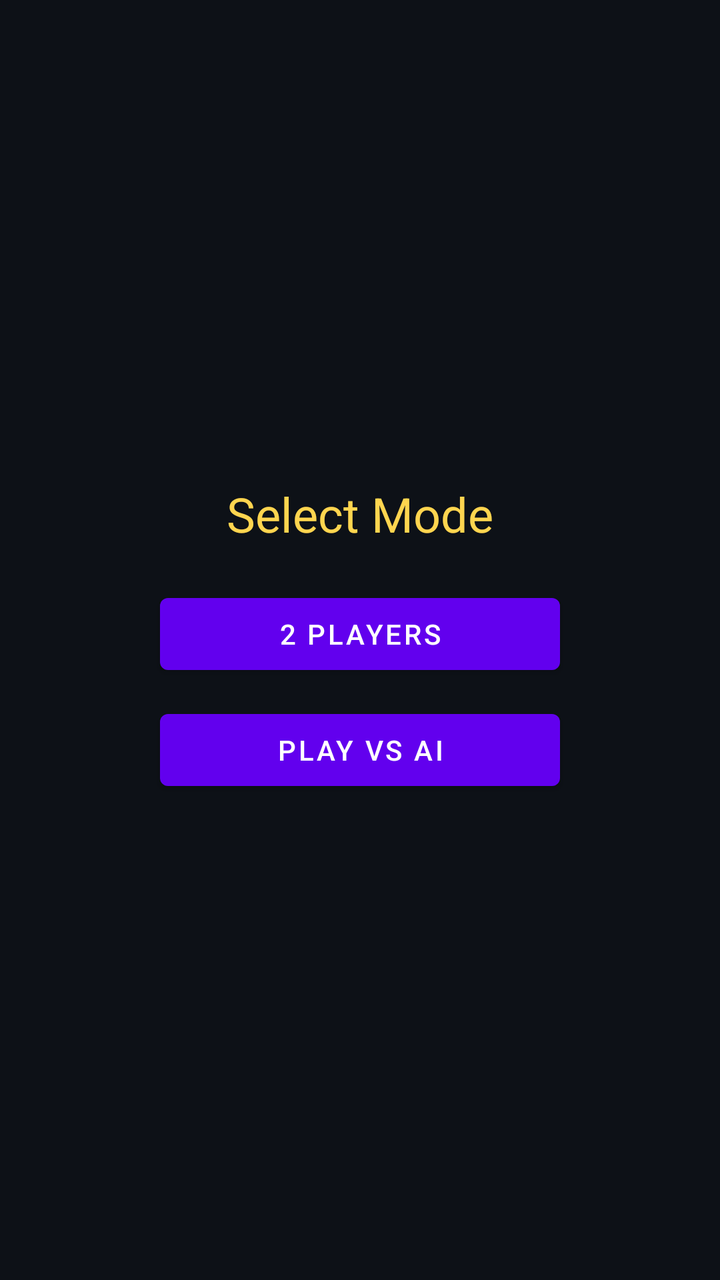
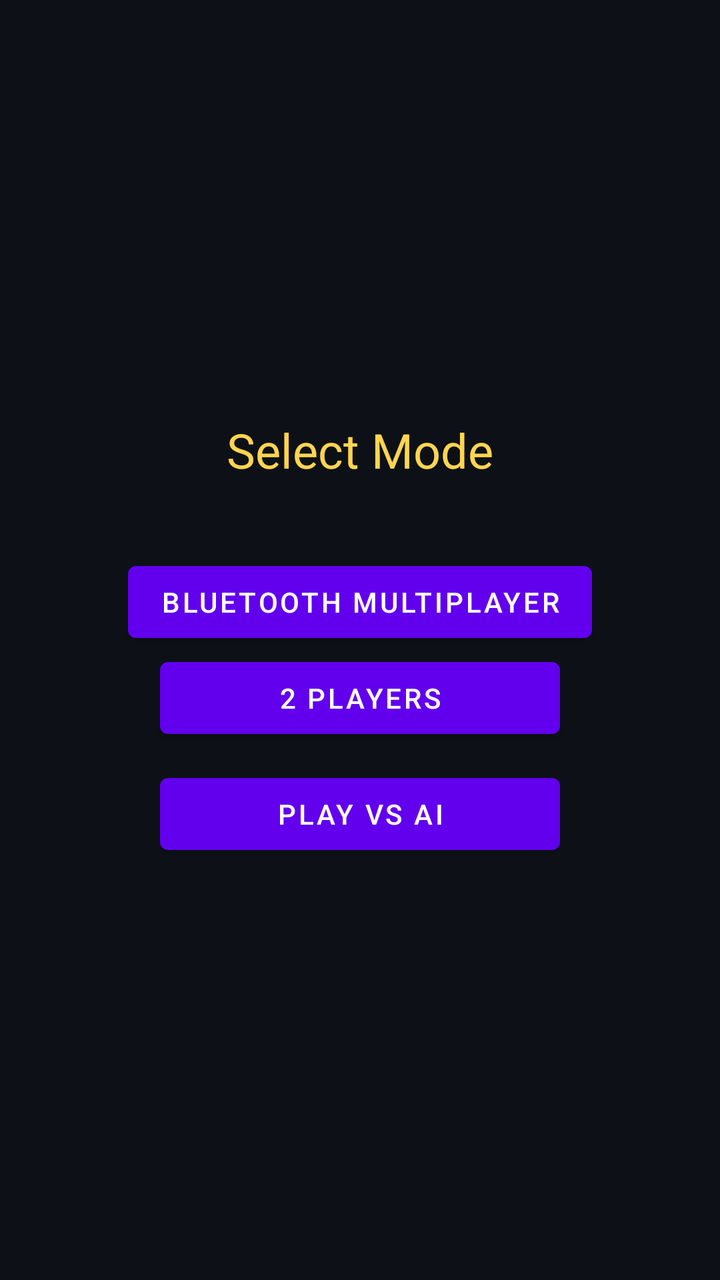

Before-and-after screenshots of an Android layout around one commit, followed by the original layout XML and the change that was made.
<!-- AndroidManifest.xml: fallback theme Theme.MaterialComponents.DayNight.NoActionBar -->
<!-- res/layout/activity_mode.xml -->
<LinearLayout xmlns:android="http://schemas.android.com/apk/res/android"
    android:background="#0D1117"
    android:gravity="center"
    android:orientation="vertical"
    android:layout_width="match_parent"
    android:layout_height="match_parent">

    <TextView
        android:text="Select Mode"
        android:textSize="24sp"
        android:textColor="#FFD54F"
        android:layout_marginBottom="20dp"
        android:layout_width="wrap_content"
        android:layout_height="wrap_content"/>

    <Button
        android:id="@+id/pvpBtn"
        android:text="2 Players"
        android:layout_width="200dp"
        android:layout_height="wrap_content"/>

    <Button
        android:id="@+id/aiBtn"
        android:text="Play vs AI"
        android:layout_width="200dp"
        android:layout_height="wrap_content"
        android:layout_marginTop="10dp"/>

</LinearLayout>
<!-- resources referenced by this layout -->
<resources>

</resources>

<!-- the commit's change to res/layout/activity_mode.xml (unified diff, before → after) -->
@@ -12,6 +12,13 @@
         android:layout_marginBottom="20dp"
         android:layout_width="wrap_content"
         android:layout_height="wrap_content"/>
+    
+    <Button
+    android:id="@+id/btnBluetooth"
+    android:text="Bluetooth Multiplayer"
+    android:layout_width="wrap_content"
+    android:layout_height="wrap_content"
+    android:layout_marginTop="16dp"/>
 
     <Button
         android:id="@+id/pvpBtn"
